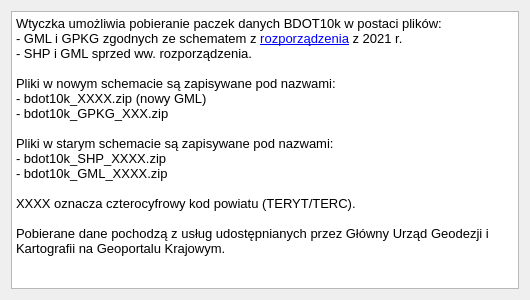
Before: the Qt Designer form bdot10k_dialog_info.ui in marylaGIS/bdot10k, drawn with Qt 5.
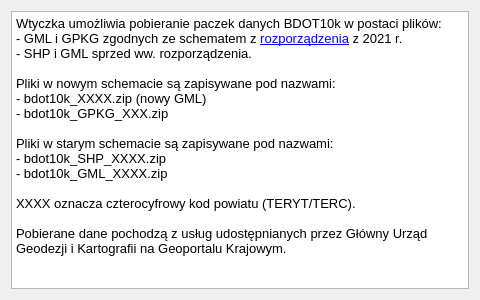
After: the same form once the commit is applied.

Commit message: resize dialog

What changed in the file:
```diff
--- a/bdot10k_dialog_info.ui
+++ b/bdot10k_dialog_info.ui
@@ -6,7 +6,7 @@
    <rect>
     <x>0</x>
     <y>0</y>
-    <width>530</width>
+    <width>480</width>
     <height>300</height>
    </rect>
   </property>
```
